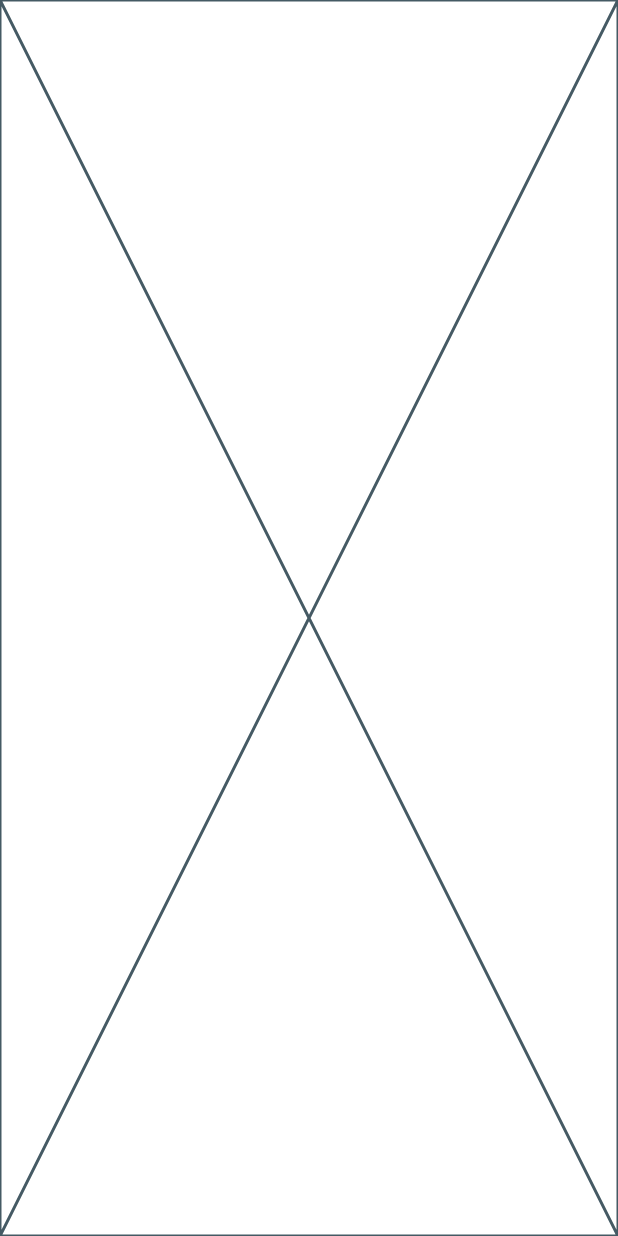
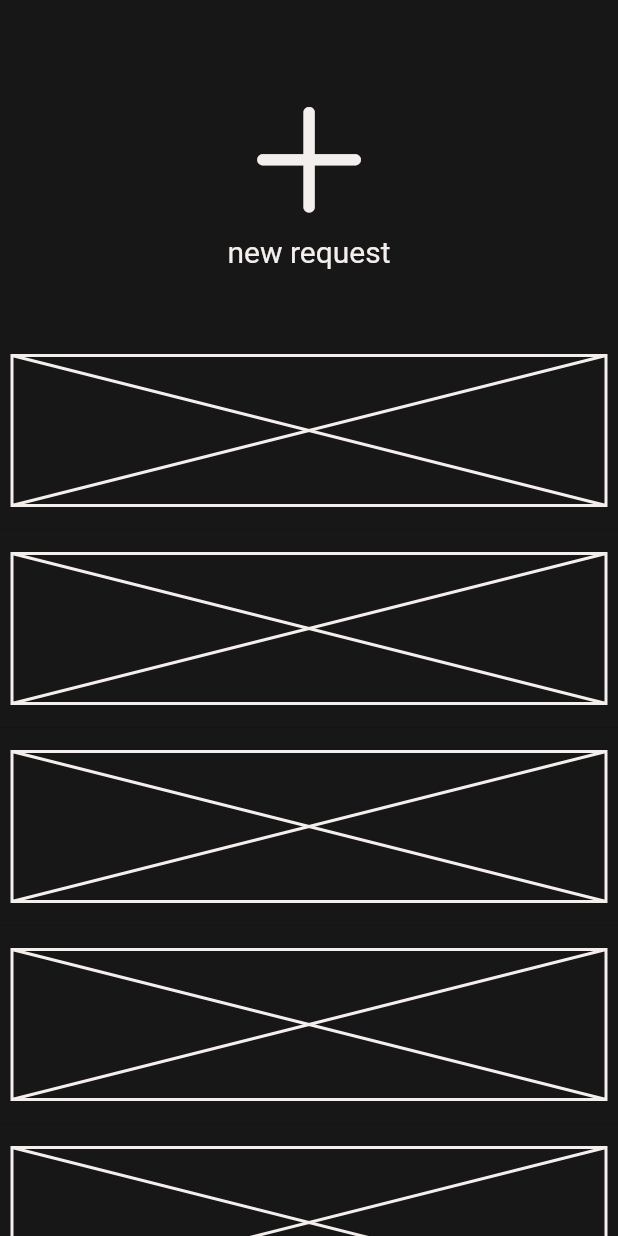
Before and after one commit to EgorP51/local-connect, a Flutter app: the screen it shows after launch, on a phone screen of 412 x 824 dp. Run offline on Flutter 3.47's test engine with Material 2 defaults, Android fonts, the phone set to English and light mode, and no system bars; our stand-ins replace bloc, equatable, flutter_bloc, gap.

Commit message:
add default request page UI

```diff
--- /dev/null
+++ b/lib/core/ui/app_colors.dart
@@ -0,0 +1,9 @@
+import 'dart:ui';
+
+class AppColors{
+  static const white = Color(0xFFF4EFEC);
+  static const black = Color(0xFF181717);
+  static const brown1 = Color(0xFF4F4A45);
+  static const brown2 = Color(0xFF6B5F5B);
+  static const orange = Color(0xFFEB7C31);
+}
--- /dev/null
+++ b/lib/features/home/home.dart
@@ -0,0 +1,11 @@
+import 'package:flutter/material.dart';
+import 'package:local_connect/features/requests/presentation/pages/requests_page.dart';
+
+class Home extends StatelessWidget {
+  const Home({super.key});
+
+  @override
+  Widget build(BuildContext context) {
+    return const RequestsPage();
+  }
+}
--- a/lib/features/home/presentation/manager/home_event.dart
+++ /dev/null
@@ -1,5 +0,0 @@
-part of 'home_bloc.dart';
-
-abstract class HomeEvent extends Equatable {
-  const HomeEvent();
-}
--- /dev/null
+++ b/lib/features/requests/presentation/manager/requests_event.dart
@@ -0,0 +1,5 @@
+part of 'requests_bloc.dart';
+
+abstract class RequestsEvent extends Equatable {
+  const RequestsEvent();
+}
--- /dev/null
+++ b/lib/features/requests/presentation/pages/requests_page.dart
@@ -0,0 +1,11 @@
+import 'package:flutter/material.dart';
+import 'package:local_connect/features/requests/presentation/widgets/requests_widget.dart';
+
+class RequestsPage extends StatelessWidget {
+  const RequestsPage({super.key});
+
+  @override
+  Widget build(BuildContext context) {
+    return const RequestsWidget();
+  }
+}
--- /dev/null
+++ b/lib/features/requests/presentation/widgets/requests_widget.dart
@@ -0,0 +1,76 @@
+import 'package:flutter/cupertino.dart';
+import 'package:flutter/material.dart';
+import 'package:gap/gap.dart';
+import 'package:local_connect/core/ui/app_colors.dart';
+
+class RequestsWidget extends StatelessWidget {
+  const RequestsWidget({super.key});
+
+  @override
+  Widget build(BuildContext context) {
+    return Scaffold(
+      backgroundColor: AppColors.black,
+      appBar: AppBar(
+        backgroundColor: Colors.transparent,
+        elevation: 0,
+      ),
+      body: const RequestsBody(),
+    );
+  }
+}
+
+class RequestsBody extends StatelessWidget {
+  const RequestsBody({super.key});
+
+  @override
+  Widget build(BuildContext context) {
+    return Center(
+      child: Column(
+        children: [
+          SizedBox.square(
+            dimension: 100,
+            child: InkWell(
+              onTap: () {},
+              child: const Icon(
+                CupertinoIcons.add,
+                size: 100,
+                color: AppColors.white,
+              ),
+            ),
+          ),
+          const Text(
+            'new request',
+            style: TextStyle(color: AppColors.white, fontSize: 20),
+          ),
+          const Gap(50),
+          Expanded(
+            child: ListView.separated(
+              itemCount: 8,
+              separatorBuilder: (context, index) => const Divider(),
+              itemBuilder: (context, index) {
+                return const RequestsTile();
+              },
+            ),
+          )
+        ],
+      ),
+    );
+  }
+}
+
+class RequestsTile extends StatelessWidget {
+  const RequestsTile({super.key});
+
+  @override
+  Widget build(BuildContext context) {
+    return const Padding(
+      padding: EdgeInsets.all(8.0),
+      child: SizedBox(
+        height: 100,
+        child: Placeholder(
+          color: AppColors.white,
+        ),
+      ),
+    );
+  }
+}
--- a/lib/main.dart
+++ b/lib/main.dart
@@ -1,5 +1,5 @@
 import 'package:flutter/material.dart';
-import 'package:local_connect/features/auth/presentation/pages/auth_page.dart';
+import 'package:local_connect/features/home/home.dart';
 
 void main() {
   runApp(const MyApp());
@@ -10,12 +10,8 @@ class MyApp extends StatelessWidget {
 
   @override
   Widget build(BuildContext context) {
-    return MaterialApp(
-      theme: ThemeData(
-        colorScheme: ColorScheme.fromSeed(seedColor: Colors.amber),
-        useMaterial3: true,
-      ),
-      home: const AuthPage(),
+    return const MaterialApp(
+      home: Home(),
     );
   }
 }
--- a/pubspec.yaml
+++ b/pubspec.yaml
@@ -38,6 +38,7 @@ dependencies:
   equatable: ^2.0.5
   flutter_bloc: ^8.1.3
   auto_route: ^7.8.1
+  gap: ^3.0.1
 
 dev_dependencies:
   flutter_test:
```
Also changed, not shown: lib/features/home/presentation/manager/home_bloc.dart (deleted, +0 -15 lines), lib/features/home/presentation/manager/home_state.dart (deleted, +0 -10 lines), lib/features/home/presentation/pages/home_page.dart (deleted, +0 -11 lines), lib/features/home/presentation/widgets/home_widget.dart (deleted, +0 -10 lines), lib/features/requests/presentation/manager/requests_bloc.dart (added, +14 -0 lines), lib/features/requests/presentation/manager/requests_state.dart (added, +10 -0 lines), lib/features/requests/presentation/pages/new_request_page.dart (added, +11 -0 lines), lib/features/requests/presentation/widgets/new_request_widget.dart (added, +23 -0 lines), pubspec.lock, 2 other files.
